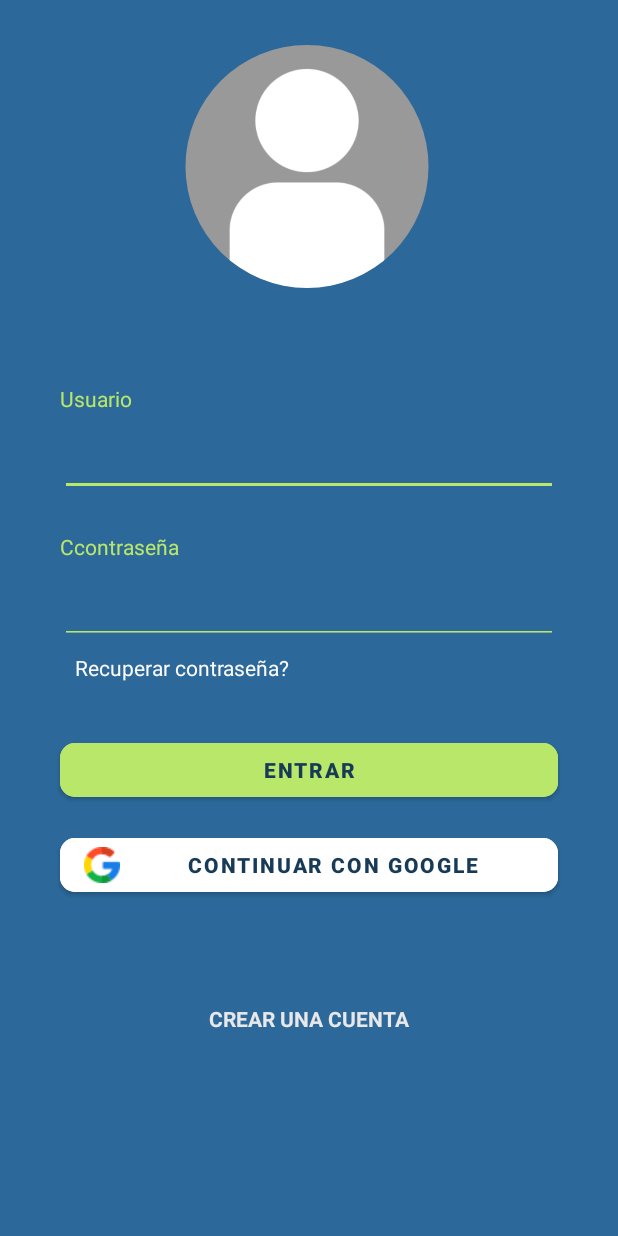
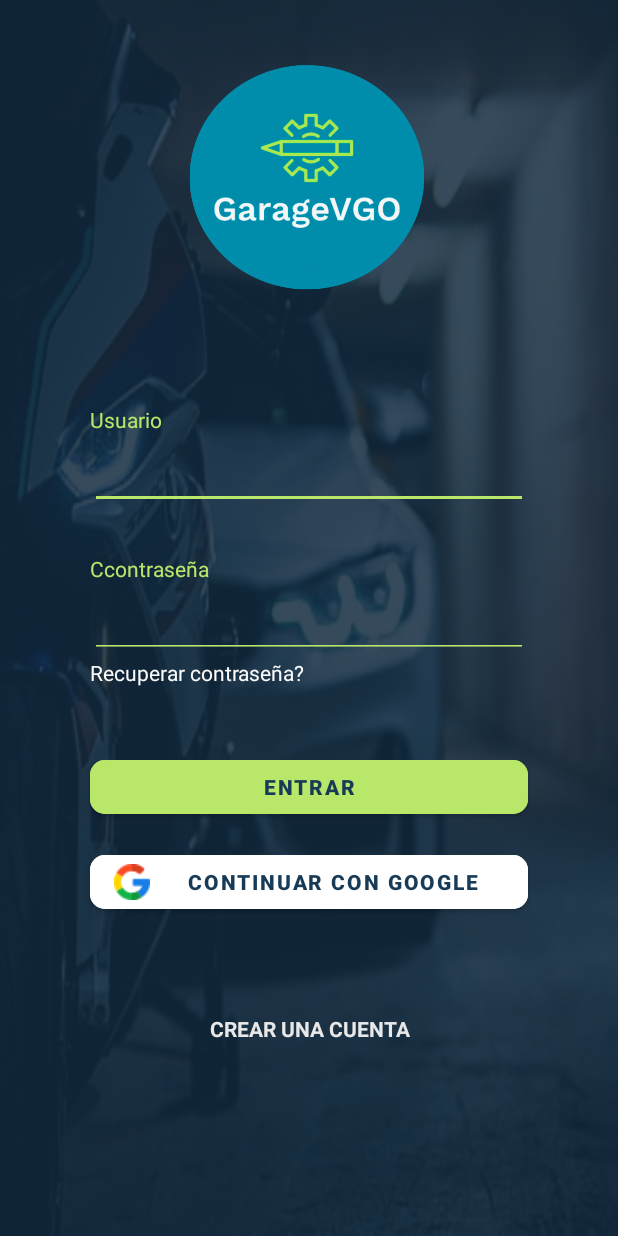
Before and after one commit to AlejandroParra15/GARAGE-VGO, an Android app: the screen it shows after launch (MainActivity), on a phone screen of 412 x 824 dp. Run offline under Robolectric (Android 15) with nearby library versions, the phone set to English and light mode, and no system bars; our stand-ins replace CircleImageView, Firebase (no records; nobody signed in at launch, a user with empty details on screens opened directly).

Commit message:
Se actualizo la interfaz del login

```diff
--- a/app/src/main/res/layout/activity_main.xml
+++ b/app/src/main/res/layout/activity_main.xml
@@ -4,125 +4,39 @@
     xmlns:tools="http://schemas.android.com/tools"
     android:layout_width="match_parent"
     android:layout_height="match_parent"
-    android:background="#2C699A"
+    android:background="@drawable/fondomain"
     tools:context=".MainActivity">
 
-    <de.hdodenhof.circleimageview.CircleImageView
-        android:id="@+id/ivProfileImage"
-        android:layout_width="172dp"
-        android:layout_height="162dp"
-        android:layout_marginStart="40dp"
-        android:layout_marginTop="30dp"
+    <androidx.constraintlayout.widget.ConstraintLayout
+        android:layout_width="match_parent"
+        android:layout_height="match_parent"
+        android:background="#B02C699A">
 
-        android:layout_marginEnd="40dp"
-        android:src="@drawable/user_icon"
+        <androidx.constraintlayout.widget.ConstraintLayout
+            android:layout_width="match_parent"
+            android:layout_height="match_parent"
+            android:background="#80000000"
+            app:layout_constraintBottom_toBottomOf="parent"
             app:layout_constraintEnd_toEndOf="parent"
-        app:layout_constraintHorizontal_bias="0.493"
             app:layout_constraintStart_toStartOf="parent"
-        app:layout_constraintTop_toTopOf="parent"
-        tools:ignore="ImageContrastCheck" />
-
-    <TextView
-        android:id="@+id/lbUser"
-        android:layout_width="wrap_content"
-        android:layout_height="wrap_content"
-        android:layout_marginTop="64dp"
-        android:text="Usuario"
-        android:textColor="#B9E769"
-        app:layout_constraintEnd_toEndOf="@+id/etUser"
-        app:layout_constraintHorizontal_bias="0.0"
-        app:layout_constraintStart_toStartOf="@+id/etUser"
-        app:layout_constraintTop_toBottomOf="@+id/ivProfileImage" />
-
-    <TextView
-        android:id="@+id/tvForgotPassword"
-        android:layout_width="163dp"
-        android:layout_height="32dp"
-        android:layout_marginEnd="227dp"
-        android:gravity="center"
-        android:text="Recuperar contraseña?"
-        android:textAlignment="center"
-        android:textColor="#FBFBFB"
-        app:layout_constraintEnd_toEndOf="@+id/etPassword"
-        app:layout_constraintHorizontal_bias="0.0"
-        app:layout_constraintStart_toStartOf="@+id/etPassword"
-        app:layout_constraintTop_toBottomOf="@+id/etPassword" />
-
-    <TextView
-        android:id="@+id/tvCreateAccount"
-        android:layout_width="148dp"
-        android:layout_height="36dp"
-        android:layout_marginTop="15dp"
-        android:layout_marginBottom="81dp"
-        android:gravity="center"
-        android:text="CREAR UNA CUENTA"
-        android:textAlignment="center"
-        android:textColor="#E8E8E8"
-        android:textStyle="bold"
-        app:layout_constraintBottom_toBottomOf="parent"
-        app:layout_constraintEnd_toEndOf="@+id/btGoogle"
-        app:layout_constraintHorizontal_bias="0.497"
-        app:layout_constraintStart_toStartOf="@+id/btGoogle"
-        app:layout_constraintTop_toBottomOf="@+id/btGoogle" />
-
-    <TextView
-        android:id="@+id/lbPassword"
-        android:layout_width="wrap_content"
-        android:layout_height="wrap_content"
-        android:layout_marginTop="24dp"
-        android:text="Ccontraseña"
-        android:textColor="#B9E769"
-        app:layout_constraintEnd_toEndOf="@+id/etPassword"
-        app:layout_constraintHorizontal_bias="0.0"
-        app:layout_constraintStart_toStartOf="@+id/etPassword"
-        app:layout_constraintTop_toBottomOf="@+id/etUser" />
+            app:layout_constraintTop_toTopOf="parent">
 
             <EditText
                 android:id="@+id/etUser"
                 android:layout_width="0dp"
                 android:layout_height="50dp"
-        android:layout_marginStart="40dp"
-        android:layout_marginTop="5dp"
-        android:layout_marginEnd="40dp"
+                android:layout_marginStart="60dp"
+                android:layout_marginEnd="60dp"
+                android:autofillHints=""
                 android:backgroundTint="#B9E769"
                 android:ems="10"
                 android:inputType="textPersonName"
                 android:textColor="#FDFDFD"
                 app:layout_constraintEnd_toEndOf="parent"
+                app:layout_constraintHorizontal_bias="0.0"
                 app:layout_constraintStart_toStartOf="parent"
                 app:layout_constraintTop_toBottomOf="@+id/lbUser"
-        tools:ignore="SpeakableTextPresentCheck,SpeakableTextPresentCheck"
-        android:autofillHints="" />
-
-    <EditText
-        android:id="@+id/etPassword"
-        android:layout_width="0dp"
-        android:layout_height="50dp"
-        android:layout_marginTop="5dp"
-        android:backgroundTint="#B9E769"
-        android:ems="10"
-        android:inputType="textPassword"
-        android:textColor="#FDFDFD"
-        app:layout_constraintEnd_toEndOf="@+id/etUser"
-        app:layout_constraintStart_toStartOf="@+id/etUser"
-        app:layout_constraintTop_toBottomOf="@+id/lbPassword"
-        tools:ignore="SpeakableTextPresentCheck,SpeakableTextPresentCheck"
-        android:autofillHints="" />
-
-    <Button
-        android:id="@+id/btLogIn"
-        android:layout_width="0dp"
-        android:layout_height="wrap_content"
-        android:layout_marginTop="28dp"
-        android:backgroundTint="#B9E769"
-        android:text="ENTRAR"
-        android:textColor="#173B57"
-        android:textStyle="bold"
-        app:cornerRadius="10dp"
-        app:layout_constraintEnd_toEndOf="@+id/etPassword"
-        app:layout_constraintHorizontal_bias="0.0"
-        app:layout_constraintStart_toStartOf="@+id/etPassword"
-        app:layout_constraintTop_toBottomOf="@+id/tvForgotPassword" />
+                tools:ignore="SpeakableTextPresentCheck,SpeakableTextPresentCheck" />
 
             <Button
                 android:id="@+id/btGoogle"
@@ -138,4 +52,100 @@
                 app:layout_constraintEnd_toEndOf="@+id/btLogIn"
                 app:layout_constraintStart_toStartOf="@+id/btLogIn"
                 app:layout_constraintTop_toBottomOf="@+id/btLogIn" />
+
+            <TextView
+                android:id="@+id/tvCreateAccount"
+                android:layout_width="148dp"
+                android:layout_height="36dp"
+                android:layout_marginTop="15dp"
+                android:layout_marginBottom="79dp"
+                android:gravity="center"
+                android:text="CREAR UNA CUENTA"
+                android:textAlignment="center"
+                android:textColor="#E8E8E8"
+                android:textStyle="bold"
+                app:layout_constraintBottom_toBottomOf="parent"
+                app:layout_constraintEnd_toEndOf="@+id/btGoogle"
+                app:layout_constraintStart_toStartOf="@+id/btGoogle"
+                app:layout_constraintTop_toBottomOf="@+id/btGoogle" />
+
+            <EditText
+                android:id="@+id/etPassword"
+                android:layout_width="0dp"
+                android:layout_height="50dp"
+                android:autofillHints=""
+                android:backgroundTint="#B9E769"
+                android:ems="10"
+                android:inputType="textPassword"
+                android:textColor="#FDFDFD"
+                app:layout_constraintEnd_toEndOf="@+id/etUser"
+                app:layout_constraintStart_toStartOf="@+id/etUser"
+                app:layout_constraintTop_toBottomOf="@+id/lbPassword"
+                tools:ignore="SpeakableTextPresentCheck,SpeakableTextPresentCheck" />
+
+            <TextView
+                android:id="@+id/lbUser"
+                android:layout_width="wrap_content"
+                android:layout_height="wrap_content"
+                android:layout_marginTop="60dp"
+                android:text="Usuario"
+                android:textColor="#B9E769"
+                app:layout_constraintEnd_toEndOf="@+id/etUser"
+                app:layout_constraintHorizontal_bias="0.0"
+                app:layout_constraintStart_toStartOf="@+id/etUser"
+                app:layout_constraintTop_toBottomOf="@+id/ivProfileImage" />
+
+            <TextView
+                android:id="@+id/lbPassword"
+                android:layout_width="0dp"
+                android:layout_height="wrap_content"
+                android:layout_marginTop="30dp"
+                android:text="Ccontraseña"
+                android:textColor="#B9E769"
+                app:layout_constraintEnd_toEndOf="@+id/etPassword"
+                app:layout_constraintStart_toStartOf="@+id/etPassword"
+                app:layout_constraintTop_toBottomOf="@+id/etUser" />
+
+            <de.hdodenhof.circleimageview.CircleImageView
+                android:id="@+id/ivProfileImage"
+                android:layout_width="180dp"
+                android:layout_height="180dp"
+                android:layout_marginStart="118dp"
+                android:layout_marginTop="30dp"
+                android:layout_marginEnd="121dp"
+                android:src="@drawable/logomain3"
+
+                app:layout_constraintEnd_toEndOf="parent"
+                app:layout_constraintStart_toStartOf="parent"
+                app:layout_constraintTop_toTopOf="parent"
+                tools:ignore="ImageContrastCheck" />
+
+            <TextView
+                android:id="@+id/tvForgotPassword"
+                android:layout_width="wrap_content"
+                android:layout_height="32dp"
+                android:text="Recuperar contraseña?"
+                android:textAlignment="center"
+                android:textColor="#FBFBFB"
+                app:layout_constraintEnd_toEndOf="@+id/etPassword"
+                app:layout_constraintHorizontal_bias="0.0"
+                app:layout_constraintStart_toStartOf="@+id/etPassword"
+                app:layout_constraintTop_toBottomOf="@+id/etPassword" />
+
+            <Button
+                android:id="@+id/btLogIn"
+                android:layout_width="0dp"
+                android:layout_height="wrap_content"
+                android:layout_marginTop="30dp"
+                android:backgroundTint="#B9E769"
+                android:text="ENTRAR"
+                android:textColor="#173B57"
+                android:textStyle="bold"
+                app:cornerRadius="10dp"
+                app:layout_constraintEnd_toEndOf="@+id/etPassword"
+                app:layout_constraintStart_toStartOf="@+id/etPassword"
+                app:layout_constraintTop_toBottomOf="@+id/tvForgotPassword" />
         </androidx.constraintlayout.widget.ConstraintLayout>
+    </androidx.constraintlayout.widget.ConstraintLayout>
+
+</androidx.constraintlayout.widget.ConstraintLayout>
```
Also changed, not shown: app/src/main/res/drawable/fondomain.jpeg (added), app/src/main/res/drawable/logomain.png (added), app/src/main/res/drawable/logomain3.png (added). Lines whose indentation alone changed are shown as unchanged.
